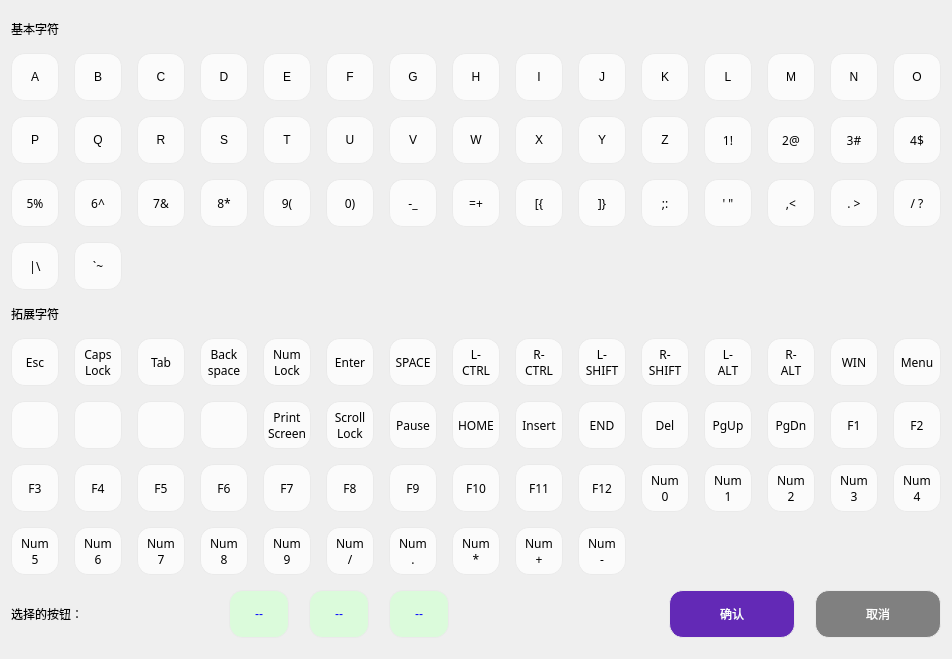
First picture: the form in Module/DialogVKPicker.ui, repository wlffeng2008/AkkoStudio, before the edit.
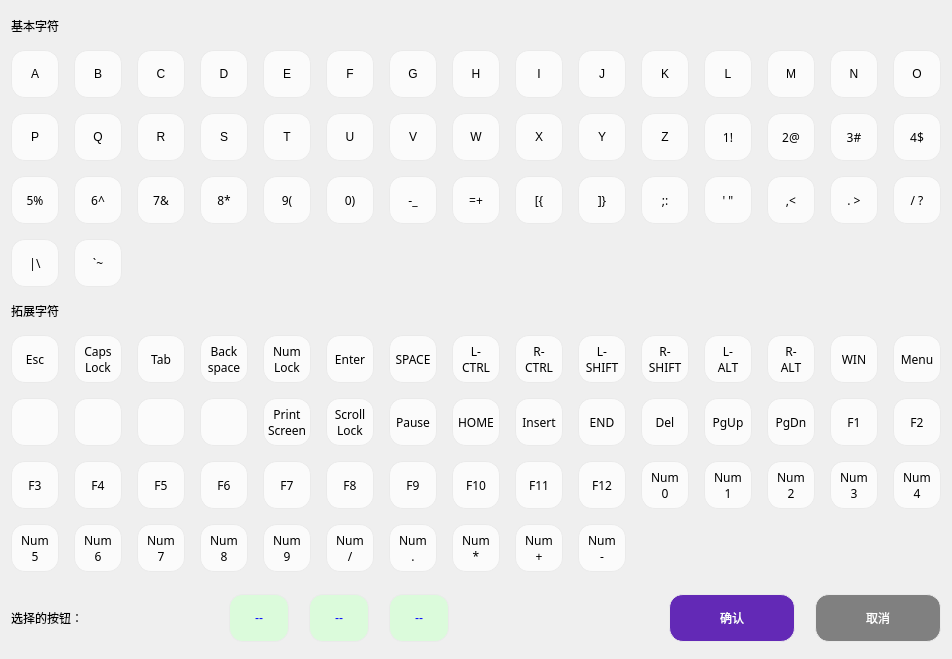
Second picture: the form after the edit. Icons and pictures are not drawn.

What changed in the file:
```diff
--- a/Module/DialogVKPicker.ui
+++ b/Module/DialogVKPicker.ui
@@ -3159,6 +3159,19 @@
        </item>
       </layout>
      </item>
+     <item>
+      <spacer name="verticalSpacer_3">
+       <property name="orientation">
+        <enum>Qt::Orientation::Vertical</enum>
+       </property>
+       <property name="sizeHint" stdset="0">
+        <size>
+         <width>20</width>
+         <height>40</height>
+        </size>
+       </property>
+      </spacer>
+     </item>
      <item>
       <layout class="QHBoxLayout" name="horizontalLayout">
        <property name="spacing">
```
